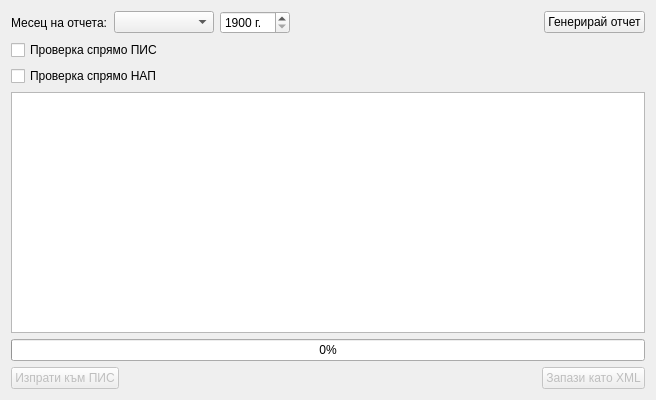
Before: the Qt Designer form src/View/Widgets/ReportView.ui in thefinalcutbg/DinoDent, drawn with Qt 5.
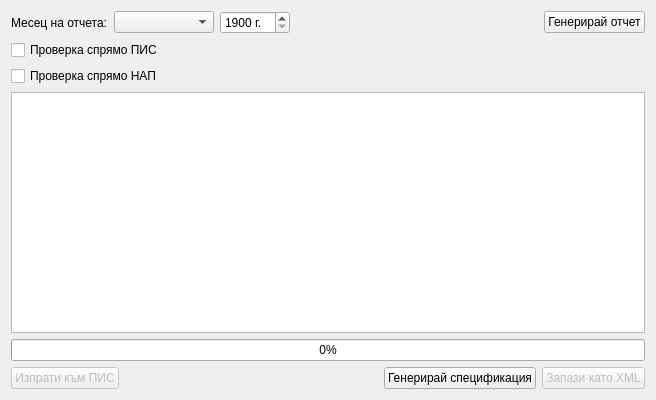
After: the same form once the commit is applied. Custom widgets are drawn as their Qt base class.

Commit message: specification button added

```diff
--- a/src/View/Widgets/ReportView.ui
+++ b/src/View/Widgets/ReportView.ui
@@ -160,6 +160,13 @@
        </property>
       </spacer>
      </item>
+     <item>
+      <widget class="QPushButton" name="specButton">
+       <property name="text">
+        <string>Генерирай спецификация</string>
+       </property>
+      </widget>
+     </item>
      <item>
       <widget class="QPushButton" name="xmlButton">
        <property name="enabled">
```
The commit also changes 1 other file.
